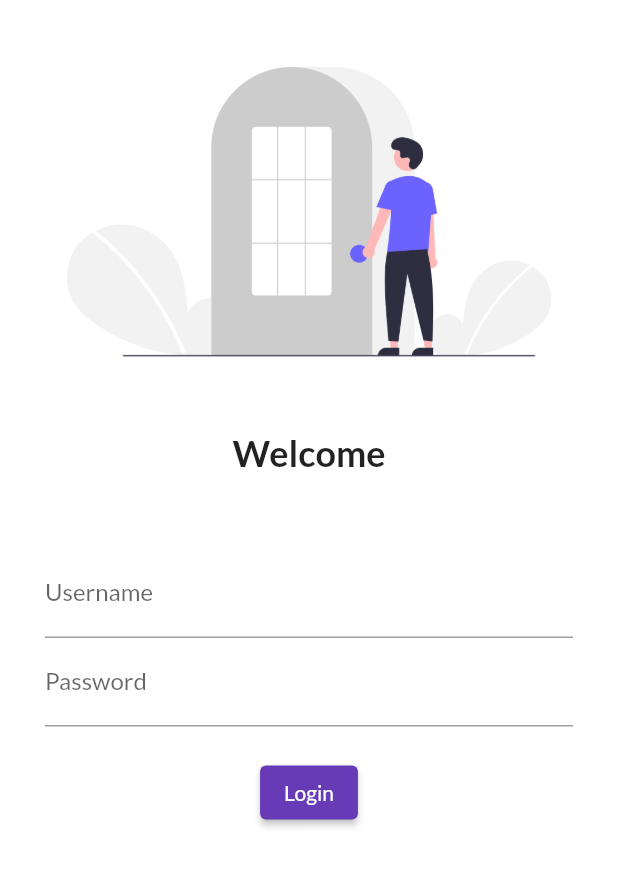
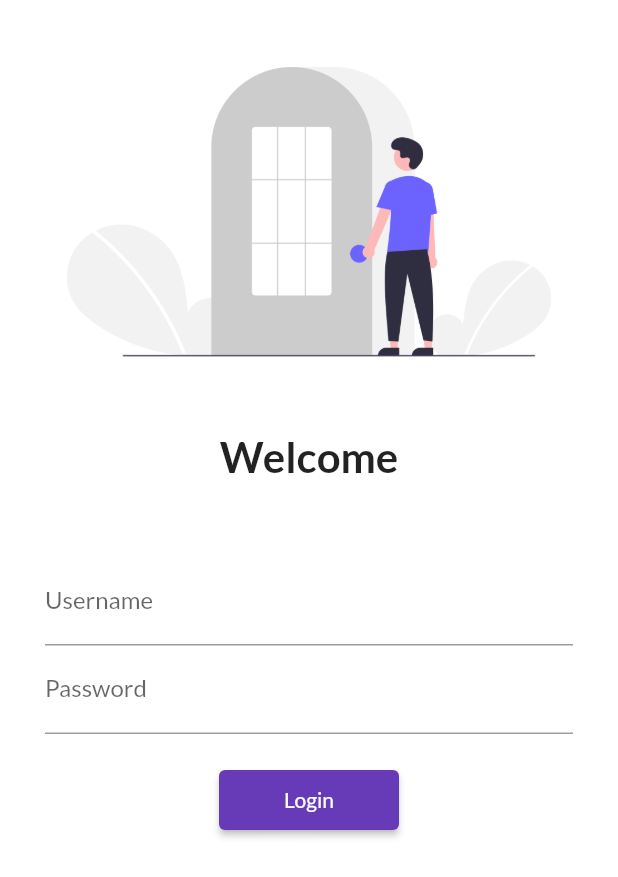
Before and after one commit to Cricsudheer/flutterapp, a Flutter app: the Loginpage screen opened by its route, on a phone screen of 412 x 824 dp. Shown: the top 877 px of the screen. Run offline on Flutter 3.47's test engine with Material 2 defaults, Android fonts, the light colour scheme and no system bars; our stand-ins replace google_fonts.

Commit message:
DAY5 COMPLETE

```diff
--- a/lib/main.dart
+++ b/lib/main.dart
@@ -1,6 +1,7 @@
 import 'package:flutter/material.dart';
 import 'package:flutter_catalogs/pages/home_page.dart';
 import 'package:flutter_catalogs/pages/login_page.dart';
+import 'package:flutter_catalogs/utils/routes.dart';
 import 'package:google_fonts/google_fonts.dart';
 void main(){
   runApp(MyApp());
@@ -21,8 +22,8 @@
       initialRoute: "/",
       routes: {
         "/" : (context) => Loginpage(),
-        "/home" : (context) => Homepage(),
-        "/login" : (context) => Loginpage(),
+        myroutes.homeroute : (context) => Homepage(),
+        myroutes.loginroute : (context) => Loginpage(),
 
 
       },
--- a/lib/pages/login_page.dart
+++ b/lib/pages/login_page.dart
@@ -1,4 +1,5 @@
 import 'package:flutter/material.dart';
+import 'package:flutter_catalogs/utils/routes.dart';
 
 class Loginpage extends StatelessWidget {
 
@@ -7,6 +8,7 @@
     return Material(
       color: Colors.white,
 
+      child: SingleChildScrollView(
         child: Column(children: [
            SizedBox(
             height: 15,
@@ -18,7 +20,7 @@
           Text(
             "Welcome",
             style: TextStyle(fontWeight: FontWeight.bold,
-          fontSize: 24,),
+            fontSize: 28,),
 
           ),
            SizedBox(
@@ -45,14 +47,16 @@
             height: 20,
           ),
           ElevatedButton(onPressed: (){
-
+              Navigator.pushNamed(context , myroutes.homeroute);
           }, child: Text("Login"),
-        style: TextButton.styleFrom(),)
+          style: TextButton.styleFrom(minimumSize: Size(120,40)),
+          )
               ],
             ),
           )
 
-      ],)
+        ],),
+      )
     );
   }
 }
--- /dev/null
+++ b/lib/utils/routes.dart
@@ -0,0 +1,4 @@
+class myroutes{
+  static String loginroute = "/login";
+  static String homeroute = "/";
+}
```
Lines whose indentation alone changed are shown as unchanged.
